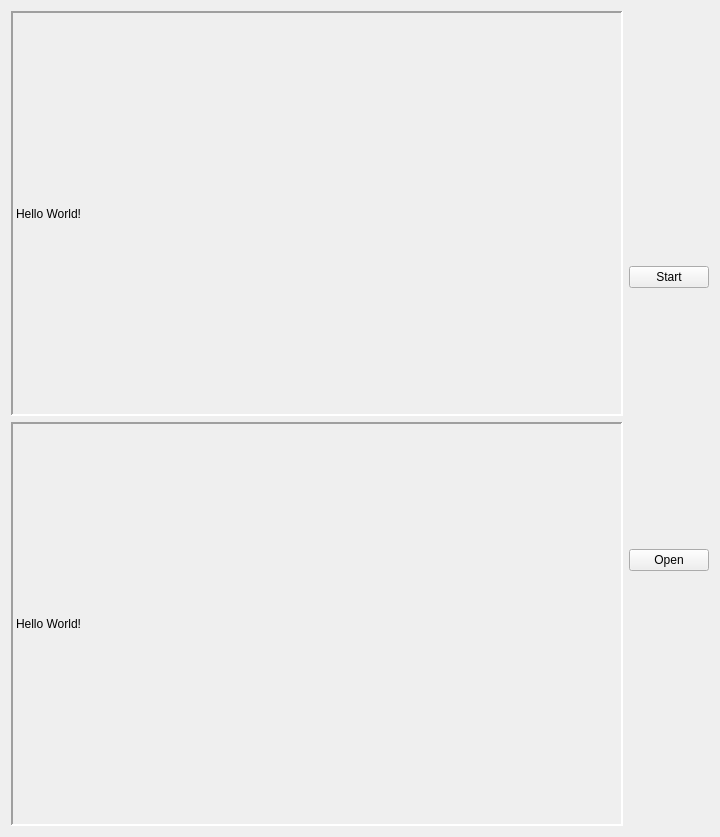
mdqyy/KLT_features, file main_widget.ui: the form before one commit.
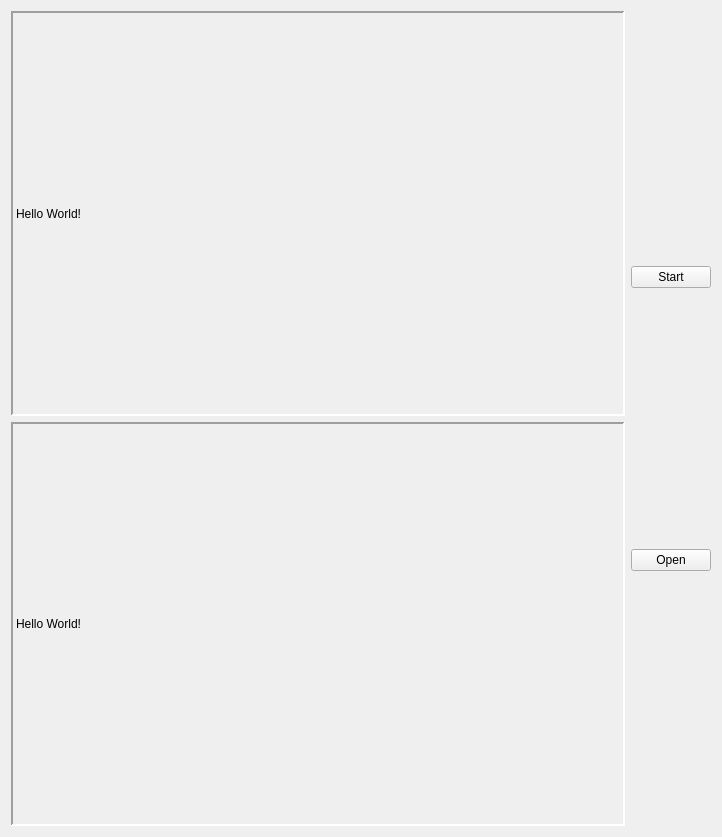
The form after the commit. Icons and pictures are not drawn.

```diff
--- a/main_widget.ui
+++ b/main_widget.ui
@@ -6,7 +6,7 @@
    <rect>
     <x>0</x>
     <y>0</y>
-    <width>720</width>
+    <width>722</width>
     <height>837</height>
    </rect>
   </property>
```
